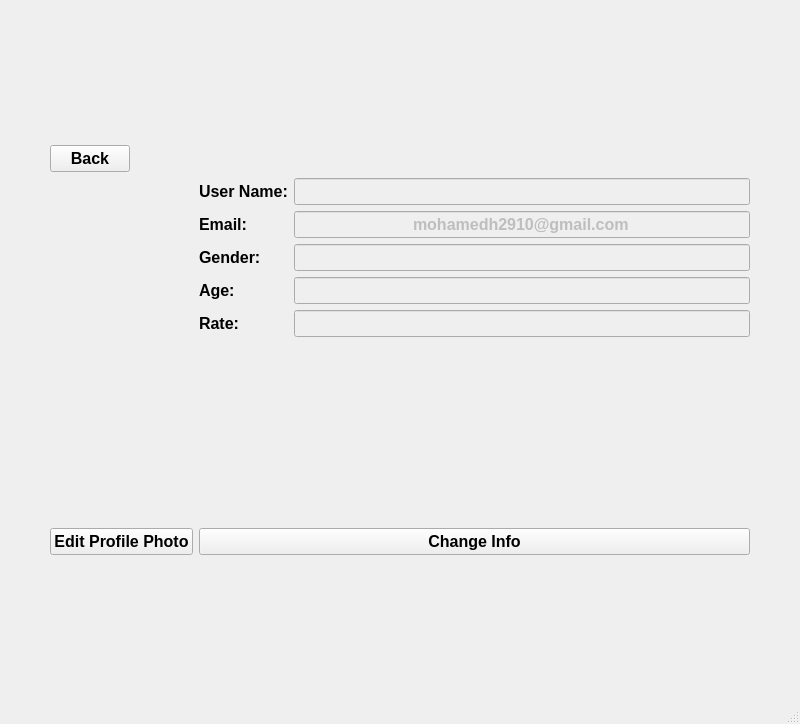
Qt form Source Code/Number Guessing Game/GuessWin/userprofile.ui (Mhmd7syn/CodeAlpha-Internship) before a commit.
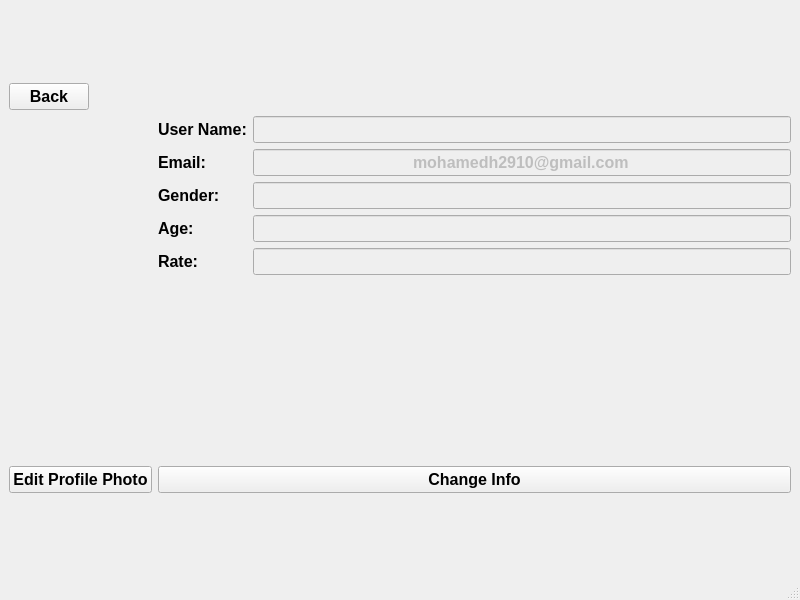
The same form after that commit. Icons and pictures are not drawn.

The edit to the form file:
```diff
--- a/Source Code/Number Guessing Game/GuessWin/userprofile.ui
+++ b/Source Code/Number Guessing Game/GuessWin/userprofile.ui
@@ -10,19 +10,19 @@
     <x>0</x>
     <y>0</y>
     <width>800</width>
-    <height>724</height>
+    <height>600</height>
    </rect>
   </property>
   <property name="minimumSize">
    <size>
     <width>800</width>
-    <height>724</height>
+    <height>600</height>
    </size>
   </property>
   <property name="maximumSize">
    <size>
     <width>800</width>
-    <height>724</height>
+    <height>600</height>
    </size>
   </property>
   <property name="font">
@@ -36,18 +36,6 @@
   </property>
   <widget class="QWidget" name="centralwidget">
    <layout class="QVBoxLayout" name="verticalLayout">
-    <property name="leftMargin">
-     <number>50</number>
-    </property>
-    <property name="topMargin">
-     <number>50</number>
-    </property>
-    <property name="rightMargin">
-     <number>50</number>
-    </property>
-    <property name="bottomMargin">
-     <number>50</number>
-    </property>
     <item>
      <layout class="QGridLayout" name="gridLayout_2">
       <item row="1" column="1">
```
